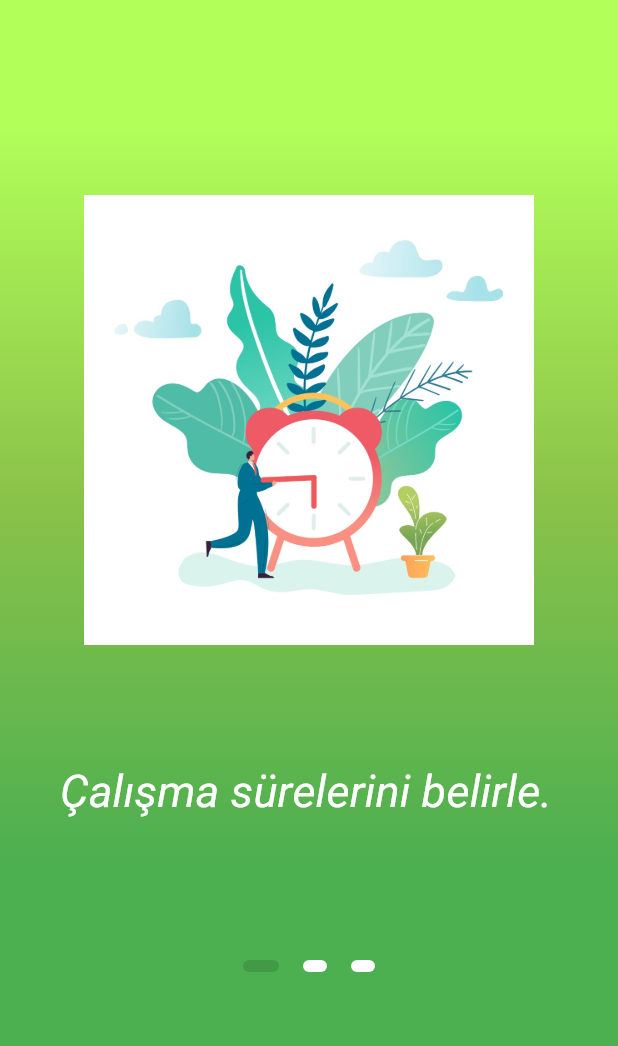
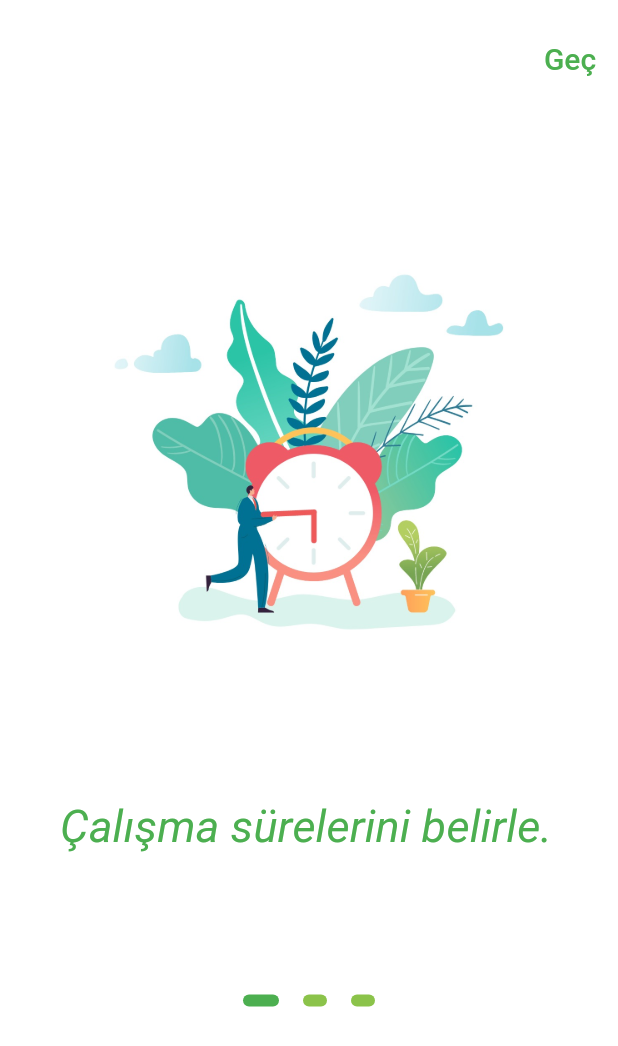
Before and after one commit to no145flutterapp/no145, a Flutter app: the screen it shows after launch, on a phone screen of 412 x 824 dp. Shown: the top 1046 px of the screen. Run offline on Flutter 3.47's test engine with Material 2 defaults, Android fonts, the phone set to English and light mode, and no system bars; our stand-ins replace cloud_firestore, firebase_auth, firebase_core; accounts and stored records are empty.

Commit message:
onboarding ekranı güncel

```diff
--- a/lib/pages/onboarding.dart
+++ b/lib/pages/onboarding.dart
@@ -27,7 +27,7 @@ class _OnboardingScreenState extends State<OnboardingScreen> {
       height: 8.0,
       width: isActive ? 24.0 : 16.0,
       decoration: BoxDecoration(
-        color: isActive ? Colors.black12 : Colors.white,
+        color: isActive ? Colors.green : Colors.lightGreen,
         borderRadius: BorderRadius.all(Radius.circular(12)),
       ),
     );
@@ -45,18 +45,36 @@ class _OnboardingScreenState extends State<OnboardingScreen> {
               end: Alignment.bottomCenter,
               stops: [0.1, 0.4, 0.7, 0.9],
               colors: [
-                Colors.lightGreenAccent,
-                Colors.lightGreen,
-                Colors.green,
-                Colors.green,
+                Colors.white,
+                Colors.white,
+                Colors.white,
+                Colors.white,
               ],
             ),
           ),
           child: Padding(
-            padding: EdgeInsets.symmetric(vertical: 40.0),
+            padding: EdgeInsets.symmetric(vertical: 15.0),
             child: Column(
               crossAxisAlignment: CrossAxisAlignment.stretch,
               children: <Widget>[
+                Container(
+                  alignment: Alignment.topRight,
+                  child: TextButton(
+                    onPressed: () {
+                      Navigator.push(
+                          context,
+                          MaterialPageRoute(
+                              builder: (context) => LoginPage()));
+                    },
+                    child: Text(
+                      'Geç',
+                      style: TextStyle(
+                        color: Colors.green,
+                        fontSize: 20.0,
+                      ),
+                    ),
+                  ),
+                ),
                 Container(
                   height: 600.0,
                   child: PageView(
@@ -86,7 +104,7 @@ class _OnboardingScreenState extends State<OnboardingScreen> {
                             Text(
                               'Çalışma sürelerini belirle.',
                               textAlign: TextAlign.center,
-                              style: TextStyle(color: Colors.white, fontSize: 30, fontStyle: FontStyle.italic),
+                              style: TextStyle(color: Colors.green, fontSize: 30, fontStyle: FontStyle.italic),
                             ),
                           ],
                         ),
@@ -109,7 +127,7 @@ class _OnboardingScreenState extends State<OnboardingScreen> {
                             Text(
                               'Yapılacaklar listeni oluştur.',
                               textAlign: TextAlign.center,
-                              style: TextStyle(color: Colors.white, fontSize: 28, fontStyle: FontStyle.italic),
+                              style: TextStyle(color: Colors.green, fontSize: 28, fontStyle: FontStyle.italic),
                             ),
                           ],
                         ),
@@ -132,7 +150,7 @@ class _OnboardingScreenState extends State<OnboardingScreen> {
                             Text(
                               'Artık verimli bir şekilde çalışmaya başlayabilirsin.',
                               textAlign: TextAlign.center,
-                              style: TextStyle(color: Colors.white, fontSize: 28, fontStyle: FontStyle.italic),
+                              style: TextStyle(color: Colors.green, fontSize: 28, fontStyle: FontStyle.italic),
                             ),
                           ],
                         ),
```
